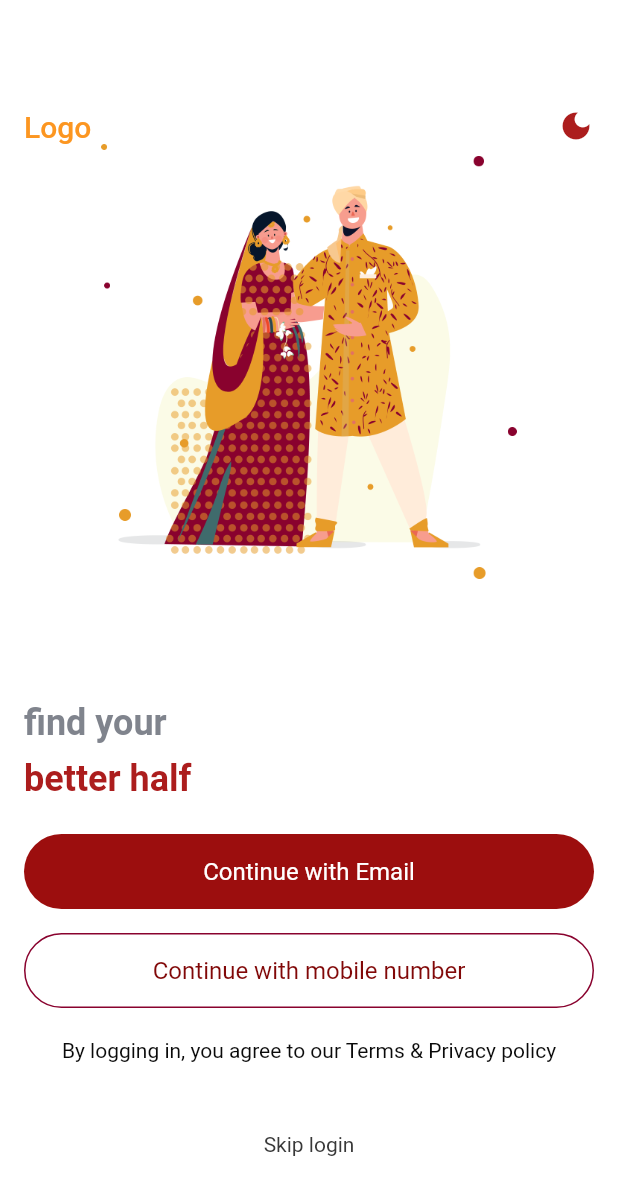
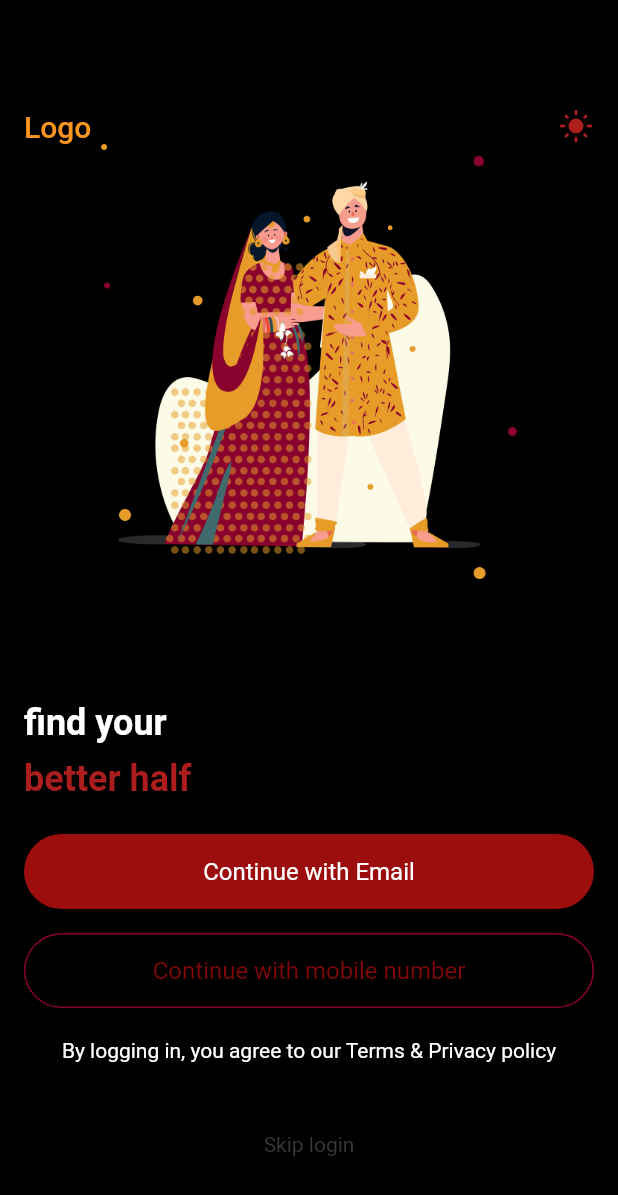
Before and after one commit to gulansarii/wall_app, a Flutter app: the screen it shows after launch, after a tap on the "dark mode" icon, on a phone screen of 412 x 824 dp. Shown: the top 1195 px of the screen. Run offline on Flutter 3.47's test engine with Material 2 defaults, Android fonts, the phone set to English and light mode, and no system bars.

Commit message:
crossaxis align

```diff
--- a/lib/Splash.dart
+++ b/lib/Splash.dart
@@ -26,6 +26,7 @@ class _SplashState extends State<Splash> {
           children: [
             Row(
               mainAxisAlignment: MainAxisAlignment.spaceBetween,
+              crossAxisAlignment: CrossAxisAlignment.center,
               children: [
                 Container(
                   alignment: Alignment.bottomLeft,
@@ -41,7 +42,7 @@ class _SplashState extends State<Splash> {
                 ),
                 InkWell(
                   onTap: () {
-                    // isDark = !isDark;
+                    isDark = !isDark;
                     // if (isDark == true) {
                     //   isDark = false;
                     // } else {
```
